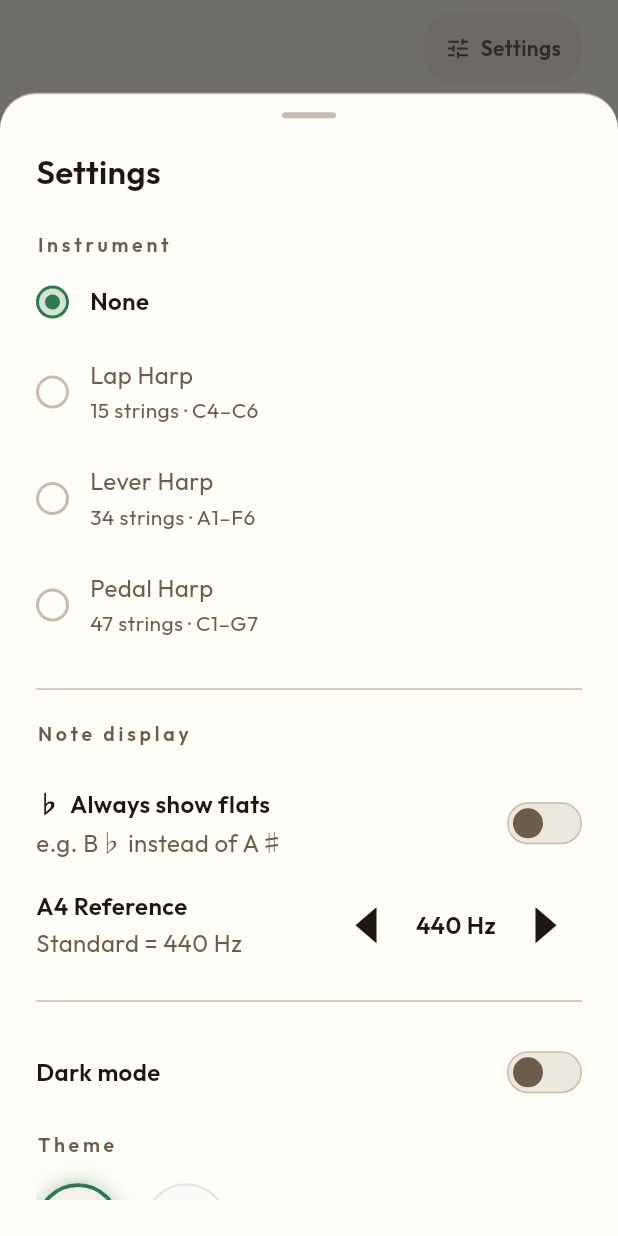
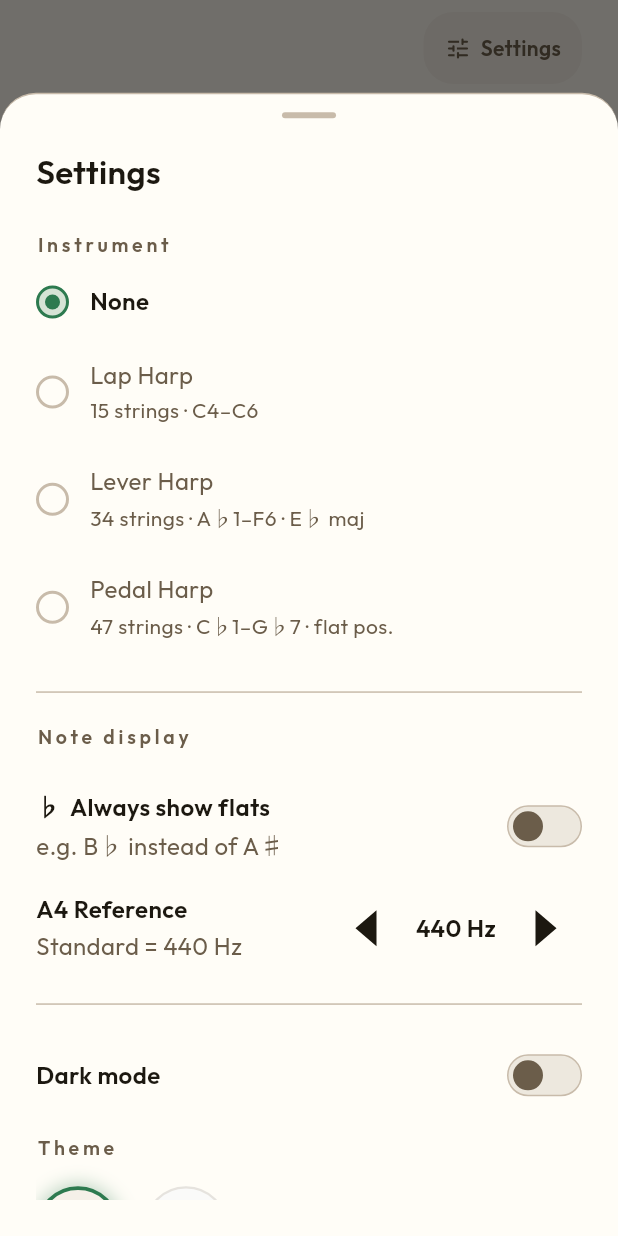
Before and after one commit to elinlin010/harp-tuner, a Flutter app: the screen it shows after launch, after a tap on "Settings", on a phone screen of 412 x 824 dp. Run offline on Flutter 3.47's test engine with Material 3 defaults, Android fonts, the phone set to English and light mode, and no system bars; our stand-ins replace flutter_riverpod, google_fonts, permission_handler, shared_preferences; missing offline and left inert: mic_stream, pitch_detector_dart.

Commit message:
feat: pedal harp C♭-major names, needle stability, and harp string tuning (#6)
* feat: pedal harp C♭-major note names, needle stability, and harp string tuning

- MusicUtils: add _noteNamesPedalHarp (E→F♭, B→C♭) for C♭-major enharmonics;
  pass pedalHarp flag from all frequencyToNoteInfo call sites in TunerNotifier
- TunerGauge: EMA smoothing (α=0.3) + velocity hand-off to SpringSimulation,
  damping raised to 20.0 (ratio ≈0.74) to reduce needle wobble
- Silence handling: stale dimming delayed to _kStaleFrames=15 (~1.4s) to
  prevent flicker when detecting notes in sequence; immediate history clear
  on first silence frame keeps next-note detection fast
- HarpStringModel: semitoneAdjust field; lever harp E♭/A♭/B♭, pedal harp full
  C♭ major flat position; closest string always highlighted (no cent threshold)
- MusicUtils: Unicode ♭/♯ note names; note readout split into letter/acc/octave
- PitchDetectionService: _processing guard prevents concurrent _onAudioChunk
  invocations (crash fix)

Co-Authored-By: Claude Sonnet 4.6 <noreply@anthropic.com>

* fix: correct C♭ octave display in pedal harp note naming

When mapping B♮ (MIDI index 11) to 'C♭' for pedal harp mode, the octave
derived from the B♮ pitch is 1 less than the C♭ octave harpists expect
(e.g. B4 → 'C♭4' but should be 'C♭5' to match the harp string label).
Increment displayOctave by 1 when pedalHarp && noteIndex == 11.
F♭ (index 4) needs no adjustment since E♮ and F♭ share the same octave.

Co-Authored-By: Claude Sonnet 4.6 <noreply@anthropic.com>

---------

Co-authored-by: Claude Sonnet 4.6 <noreply@anthropic.com>

```diff
--- a/lib/data/harp_presets.dart
+++ b/lib/data/harp_presets.dart
@@ -12,6 +12,7 @@ class HarpPresets {
     required NoteName startNote,
     required int endOctave,
     required NoteName endNote,
+    Set<NoteName> flatNotes = const {},
   }) {
     final strings = <HarpStringModel>[];
     int idx = 1;
@@ -19,28 +20,40 @@ class HarpPresets {
       for (final note in _diatonic) {
         if (oct == startOctave && note.semitoneOffset < startNote.semitoneOffset) continue;
         if (oct == endOctave && note.semitoneOffset > endNote.semitoneOffset) continue;
-        strings.add(HarpStringModel(index: idx++, note: note, octave: oct));
+        strings.add(HarpStringModel(
+          index: idx++,
+          note: note,
+          octave: oct,
+          semitoneAdjust: flatNotes.contains(note) ? -1 : 0,
+        ));
       }
     }
     return strings;
   }
 
-  /// Lap harp: 15 strings, C4 – C6
+  /// Lap harp: 15 strings, C4 – C6, standard C major tuning
   static List<HarpStringModel> get lapHarp => _buildRange(
     startOctave: 4, startNote: NoteName.c,
     endOctave: 6,   endNote: NoteName.c,
   );
 
-  /// Lever (Celtic) harp: 34 strings, A1 – F6
+  /// Lever (Celtic) harp: 34 strings, A♭1 – F6, standard E♭ major tuning
+  /// (E♭, A♭, B♭ — the most common factory/default lever harp setup)
   static List<HarpStringModel> get leverHarp => _buildRange(
     startOctave: 1, startNote: NoteName.a,
     endOctave: 6,   endNote: NoteName.f,
+    flatNotes: {NoteName.e, NoteName.a, NoteName.b},
   );
 
-  /// Pedal (concert) harp: 47 strings, C1 – G7
+  /// Pedal (concert) harp: 47 strings, C♭1 – G♭7
+  /// All pedals in flat position (C♭ major) — standard resting/practice tuning
   static List<HarpStringModel> get pedalHarp => _buildRange(
     startOctave: 1, startNote: NoteName.c,
     endOctave: 7,   endNote: NoteName.g,
+    flatNotes: {
+      NoteName.c, NoteName.d, NoteName.e, NoteName.f,
+      NoteName.g, NoteName.a, NoteName.b,
+    },
   );
 
   static List<HarpStringModel> stringsFor(HarpType type) {
--- a/lib/l10n/app_de.arb
+++ b/lib/l10n/app_de.arb
@@ -15,9 +15,9 @@
   "harpTypeLapHarp": "Schoßharfe",
   "harpTypeLapHarpSubtitle": "15 Saiten · C4–C6",
   "harpTypeLeverHarp": "Hakenharfe",
-  "harpTypeLeverHarpSubtitle": "34 Saiten · A1–F6",
+  "harpTypeLeverHarpSubtitle": "34 Saiten · A♭1–F6 · Es-Dur",
   "harpTypePedalHarp": "Pedalharfe",
-  "harpTypePedalHarpSubtitle": "47 Saiten · C1–G7",
+  "harpTypePedalHarpSubtitle": "47 Saiten · C♭1–G♭7 · Flache Lage",
   "settingsDarkModeToggle": "Dunkelmodus",
   "settingsThemeLabel": "Design",
   "settingsLanguageLabel": "Sprache",
--- a/lib/l10n/app_en.arb
+++ b/lib/l10n/app_en.arb
@@ -15,9 +15,9 @@
   "harpTypeLapHarp": "Lap Harp",
   "harpTypeLapHarpSubtitle": "15 strings · C4–C6",
   "harpTypeLeverHarp": "Lever Harp",
-  "harpTypeLeverHarpSubtitle": "34 strings · A1–F6",
+  "harpTypeLeverHarpSubtitle": "34 strings · A♭1–F6 · E♭ maj",
   "harpTypePedalHarp": "Pedal Harp",
-  "harpTypePedalHarpSubtitle": "47 strings · C1–G7",
+  "harpTypePedalHarpSubtitle": "47 strings · C♭1–G♭7 · flat pos.",
   "settingsDarkModeToggle": "Dark mode",
   "settingsThemeLabel": "Theme",
   "settingsLanguageLabel": "Language",
--- a/lib/l10n/app_fr.arb
+++ b/lib/l10n/app_fr.arb
@@ -15,9 +15,9 @@
   "harpTypeLapHarp": "Harpe de voyage",
   "harpTypeLapHarpSubtitle": "15 cordes · C4–C6",
   "harpTypeLeverHarp": "Harpe celtique",
-  "harpTypeLeverHarpSubtitle": "34 cordes · A1–F6",
+  "harpTypeLeverHarpSubtitle": "34 cordes · A♭1–F6 · Mi♭ maj",
   "harpTypePedalHarp": "Harpe à pédales",
-  "harpTypePedalHarpSubtitle": "47 cordes · C1–G7",
+  "harpTypePedalHarpSubtitle": "47 cordes · C♭1–G♭7 · pos. bémols",
   "settingsDarkModeToggle": "Mode sombre",
   "settingsThemeLabel": "Thème",
   "settingsLanguageLabel": "Langue",
--- a/lib/l10n/app_it.arb
+++ b/lib/l10n/app_it.arb
@@ -15,9 +15,9 @@
   "harpTypeLapHarp": "Arpa da grembo",
   "harpTypeLapHarpSubtitle": "15 corde · C4–C6",
   "harpTypeLeverHarp": "Arpa celtica",
-  "harpTypeLeverHarpSubtitle": "34 corde · A1–F6",
+  "harpTypeLeverHarpSubtitle": "34 corde · A♭1–F6 · Mi♭ mag",
   "harpTypePedalHarp": "Arpa a pedali",
-  "harpTypePedalHarpSubtitle": "47 corde · C1–G7",
+  "harpTypePedalHarpSubtitle": "47 corde · C♭1–G♭7 · pos. bemolli",
   "settingsDarkModeToggle": "Modalità scura",
   "settingsThemeLabel": "Tema",
   "settingsLanguageLabel": "Lingua",
--- a/lib/l10n/app_localizations.dart
+++ b/lib/l10n/app_localizations.dart
@@ -198,7 +198,7 @@ abstract class AppLocalizations {
   /// No description provided for @harpTypeLeverHarpSubtitle.
   ///
   /// In en, this message translates to:
-  /// **'34 strings · A1–F6'**
+  /// **'34 strings · A♭1–F6 · E♭ maj'**
   String get harpTypeLeverHarpSubtitle;
 
   /// No description provided for @harpTypePedalHarp.
@@ -210,7 +210,7 @@ abstract class AppLocalizations {
   /// No description provided for @harpTypePedalHarpSubtitle.
   ///
   /// In en, this message translates to:
-  /// **'47 strings · C1–G7'**
+  /// **'47 strings · C♭1–G♭7 · flat pos.'**
   String get harpTypePedalHarpSubtitle;
 
   /// No description provided for @settingsDarkModeToggle.
--- a/lib/l10n/app_localizations_de.dart
+++ b/lib/l10n/app_localizations_de.dart
@@ -54,13 +54,13 @@ class AppLocalizationsDe extends AppLocalizations {
   String get harpTypeLeverHarp => 'Hakenharfe';
 
   @override
-  String get harpTypeLeverHarpSubtitle => '34 Saiten · A1–F6';
+  String get harpTypeLeverHarpSubtitle => '34 Saiten · A♭1–F6 · Es-Dur';
 
   @override
   String get harpTypePedalHarp => 'Pedalharfe';
 
   @override
-  String get harpTypePedalHarpSubtitle => '47 Saiten · C1–G7';
+  String get harpTypePedalHarpSubtitle => '47 Saiten · C♭1–G♭7 · Flache Lage';
 
   @override
   String get settingsDarkModeToggle => 'Dunkelmodus';
--- a/lib/l10n/app_localizations_en.dart
+++ b/lib/l10n/app_localizations_en.dart
@@ -54,13 +54,13 @@ class AppLocalizationsEn extends AppLocalizations {
   String get harpTypeLeverHarp => 'Lever Harp';
 
   @override
-  String get harpTypeLeverHarpSubtitle => '34 strings · A1–F6';
+  String get harpTypeLeverHarpSubtitle => '34 strings · A♭1–F6 · E♭ maj';
 
   @override
   String get harpTypePedalHarp => 'Pedal Harp';
 
   @override
-  String get harpTypePedalHarpSubtitle => '47 strings · C1–G7';
+  String get harpTypePedalHarpSubtitle => '47 strings · C♭1–G♭7 · flat pos.';
 
   @override
   String get settingsDarkModeToggle => 'Dark mode';
--- a/lib/l10n/app_localizations_fr.dart
+++ b/lib/l10n/app_localizations_fr.dart
@@ -54,13 +54,13 @@ class AppLocalizationsFr extends AppLocalizations {
   String get harpTypeLeverHarp => 'Harpe celtique';
 
   @override
-  String get harpTypeLeverHarpSubtitle => '34 cordes · A1–F6';
+  String get harpTypeLeverHarpSubtitle => '34 cordes · A♭1–F6 · Mi♭ maj';
 
   @override
   String get harpTypePedalHarp => 'Harpe à pédales';
 
   @override
-  String get harpTypePedalHarpSubtitle => '47 cordes · C1–G7';
+  String get harpTypePedalHarpSubtitle => '47 cordes · C♭1–G♭7 · pos. bémols';
 
   @override
   String get settingsDarkModeToggle => 'Mode sombre';
--- a/lib/l10n/app_localizations_it.dart
+++ b/lib/l10n/app_localizations_it.dart
@@ -54,13 +54,13 @@ class AppLocalizationsIt extends AppLocalizations {
   String get harpTypeLeverHarp => 'Arpa celtica';
 
   @override
-  String get harpTypeLeverHarpSubtitle => '34 corde · A1–F6';
+  String get harpTypeLeverHarpSubtitle => '34 corde · A♭1–F6 · Mi♭ mag';
 
   @override
   String get harpTypePedalHarp => 'Arpa a pedali';
 
   @override
-  String get harpTypePedalHarpSubtitle => '47 corde · C1–G7';
+  String get harpTypePedalHarpSubtitle => '47 corde · C♭1–G♭7 · pos. bemolli';
 
   @override
   String get settingsDarkModeToggle => 'Modalità scura';
--- a/lib/l10n/app_zh.arb
+++ b/lib/l10n/app_zh.arb
@@ -15,9 +15,9 @@
   "harpTypeLapHarp": "膝琴",
   "harpTypeLapHarpSubtitle": "15 弦 · C4–C6",
   "harpTypeLeverHarp": "槓桿豎琴",
-  "harpTypeLeverHarpSubtitle": "34 弦 · A1–F6",
+  "harpTypeLeverHarpSubtitle": "34 弦 · A♭1–F6 · 降E大調",
   "harpTypePedalHarp": "踏板豎琴",
-  "harpTypePedalHarpSubtitle": "47 弦 · C1–G7",
+  "harpTypePedalHarpSubtitle": "47 弦 · C♭1–G♭7 · 降音位",
   "settingsDarkModeToggle": "深色模式",
   "settingsThemeLabel": "主題",
   "settingsLanguageLabel": "語言",
--- a/lib/l10n/app_zh_TW.arb
+++ b/lib/l10n/app_zh_TW.arb
@@ -15,9 +15,9 @@
   "harpTypeLapHarp": "膝琴",
   "harpTypeLapHarpSubtitle": "15 弦 · C4–C6",
   "harpTypeLeverHarp": "槓桿豎琴",
-  "harpTypeLeverHarpSubtitle": "34 弦 · A1–F6",
+  "harpTypeLeverHarpSubtitle": "34 弦 · A♭1–F6 · 降E大調",
   "harpTypePedalHarp": "踏板豎琴",
-  "harpTypePedalHarpSubtitle": "47 弦 · C1–G7",
+  "harpTypePedalHarpSubtitle": "47 弦 · C♭1–G♭7 · 降音位",
   "settingsDarkModeToggle": "深色模式",
   "settingsThemeLabel": "主題",
   "settingsLanguageLabel": "語言",
--- a/lib/models/harp_string_model.dart
+++ b/lib/models/harp_string_model.dart
@@ -32,17 +32,23 @@ class HarpStringModel {
   final int index; // 1-based, 1 = lowest
   final NoteName note;
   final int octave;
+  /// -1 = flat (e.g. B♭), 0 = natural, +1 = sharp
+  final int semitoneAdjust;
 
   const HarpStringModel({
     required this.index,
     required this.note,
     required this.octave,
+    this.semitoneAdjust = 0,
   });
 
-  String get label => '${note.label}$octave';
+  String get label {
+    final acc = semitoneAdjust == -1 ? '♭' : semitoneAdjust == 1 ? '♯' : '';
+    return '${note.label}$acc$octave';
+  }
 
-  /// MIDI note number (C4 = 60)
-  int get midiNote => 12 * (octave + 1) + note.semitoneOffset;
+  /// MIDI note number (C4 = 60), adjusted for accidental.
+  int get midiNote => 12 * (octave + 1) + note.semitoneOffset + semitoneAdjust;
 
   /// Frequency in Hz using standard A4 = 440 Hz.
   double get frequency => 440.0 * pow(2.0, (midiNote - 69) / 12.0);
@@ -52,8 +58,11 @@ class HarpStringModel {
 
   @override
   bool operator ==(Object other) =>
-      other is HarpStringModel && other.note == note && other.octave == octave;
+      other is HarpStringModel &&
+      other.note == note &&
+      other.octave == octave &&
+      other.semitoneAdjust == semitoneAdjust;
 
   @override
-  int get hashCode => Object.hash(note, octave);
+  int get hashCode => Object.hash(note, octave, semitoneAdjust);
 }
--- a/lib/screens/tuner_screen.dart
+++ b/lib/screens/tuner_screen.dart
@@ -56,9 +56,9 @@ class _TunerScreenState extends ConsumerState<TunerScreen>
 
   HarpStringModel? _closestString(
       List<HarpStringModel> strings, double? hz, int a4Hz) {
-    if (hz == null) return null;
+    if (hz == null || strings.isEmpty) return null;
     HarpStringModel? best;
-    double bestCents = 50.0;
+    double bestCents = double.infinity;
     for (final s in strings) {
       final diff =
           (1200 * log(hz / s.frequencyAt(a4Hz.toDouble())) / ln2).abs();
@@ -138,6 +138,7 @@ class _TunerScreenState extends ConsumerState<TunerScreen>
                   cents: tuner.cents,
                   noteName: noteName,
                   isListening: tuner.isListening,
+                  isStale: tuner.isStale,
                   theme: theme,
                 ),
               ),
@@ -147,6 +148,7 @@ class _TunerScreenState extends ConsumerState<TunerScreen>
               PitchLightIndicator(
                 cents: tuner.cents,
                 isListening: tuner.isListening,
+                isStale: tuner.isStale,
                 theme: theme,
               ),
               const SizedBox(height: 16),
--- a/lib/widgets/pitch_light_indicator.dart
+++ b/lib/widgets/pitch_light_indicator.dart
@@ -5,12 +5,14 @@ import '../theme/app_theme.dart';
 class PitchLightIndicator extends StatelessWidget {
   final double? cents;
   final bool isListening;
+  final bool isStale;
   final TunerThemeData theme;
 
   const PitchLightIndicator({
     super.key,
     required this.cents,
     required this.isListening,
+    this.isStale = false,
     required this.theme,
   });
 
@@ -26,8 +28,15 @@ class PitchLightIndicator extends StatelessWidget {
 
     final l10n = AppLocalizations.of(context)!;
 
+    final staleDur = MediaQuery.disableAnimationsOf(context)
+        ? Duration.zero
+        : const Duration(milliseconds: 300);
+
     // No surrounding panel — lights float directly on the page background.
-    return Row(
+    return AnimatedOpacity(
+      opacity: isStale ? 0.35 : 1.0,
+      duration: staleDur,
+      child: Row(
       children: [
         Expanded(child: _Bulb(
           label: l10n.pitchLightFlatLabel,
@@ -60,7 +69,8 @@ class PitchLightIndicator extends StatelessWidget {
           animDuration: animDuration,
         )),
       ],
-    );
+      ), // Row
+    ); // AnimatedOpacity
   }
 }
 
--- a/lib/widgets/tuner_gauge.dart
+++ b/lib/widgets/tuner_gauge.dart
@@ -8,6 +8,7 @@ class TunerGauge extends StatefulWidget {
   final double? cents;
   final String? noteName;
   final bool isListening;
+  final bool isStale;
   final TunerThemeData theme;
 
   const TunerGauge({
@@ -15,6 +16,7 @@ class TunerGauge extends StatefulWidget {
     this.cents,
     this.noteName,
     required this.isListening,
+    this.isStale = false,
     required this.theme,
   });
 
@@ -30,8 +32,17 @@ class _TunerGaugeState extends State<TunerGauge>
   static const _spring = SpringDescription(
     mass: 1.0,
     stiffness: 180.0,
-    damping: 14.0,
+    damping: 20.0,  // ratio ≈ 0.74 — near-critically damped, minimal overshoot
   );
+
+  // EMA smoothing for the spring target — reduces micro-wobble from noisy pitch
+  static const _kSmoothAlpha = 0.3; // 0 = frozen, 1 = no smoothing
+  double? _smoothedTarget;
+
+  // Velocity tracking for smooth spring hand-offs (no abrupt momentum reset)
+  double _needleVelocity = 0.0;
+  double _prevNeedleValue = 0.0;
+  double _prevListenTime  = 0.0;
 
   @override
   void initState() {
@@ -48,7 +59,16 @@ class _TunerGaugeState extends State<TunerGauge>
       upperBound: 100.0,
       value: 0.0,
     );
-    _needleCtrl.addListener(() => setState(() {}));
+    _needleCtrl.addListener(() {
+      final now = DateTime.now().microsecondsSinceEpoch / 1e6;
+      final dt  = now - _prevListenTime;
+      if (dt > 0.001 && dt < 0.2) {
+        _needleVelocity = (_needleCtrl.value - _prevNeedleValue) / dt;
+      }
+      _prevNeedleValue = _needleCtrl.value;
+      _prevListenTime  = now;
+      setState(() {});
+    });
   }
 
   @override
@@ -81,14 +101,19 @@ class _TunerGaugeState extends State<TunerGauge>
 
     if (widget.cents != old.cents) {
       if (widget.cents != null) {
-        final target = widget.cents!.clamp(-50.0, 50.0);
+        final raw = widget.cents!.clamp(-50.0, 50.0);
+        // EMA smoothing: dampens micro-wobble from noisy pitch input
+        _smoothedTarget = (_smoothedTarget == null)
+            ? raw
+            : _kSmoothAlpha * raw + (1 - _kSmoothAlpha) * _smoothedTarget!;
         _needleCtrl.animateWith(
-          SpringSimulation(_spring, _needleCtrl.value, target, 0.0),
+          SpringSimulation(_spring, _needleCtrl.value, _smoothedTarget!, _needleVelocity),
         );
       } else {
         // clearPitch fired (stop button) — spring needle back to center
+        _smoothedTarget = null;
         _needleCtrl.animateWith(
-          SpringSimulation(_spring, _needleCtrl.value, 0.0, 0.0),
+          SpringSimulation(_spring, _needleCtrl.value, 0.0, _needleVelocity),
         );
       }
     }
@@ -116,7 +141,14 @@ class _TunerGaugeState extends State<TunerGauge>
     // Show needle whenever signal present OR it's still animating back
     final showNeedle = hasSignal || needlePos.abs() > 1.0;
 
-    return LayoutBuilder(
+    final animDur = MediaQuery.disableAnimationsOf(context)
+        ? Duration.zero
+        : const Duration(milliseconds: 300);
+
+    return AnimatedOpacity(
+      opacity: widget.isStale ? 0.40 : 1.0,
+      duration: animDur,
+      child: LayoutBuilder(
       builder: (ctx, constraints) {
         final maxH = constraints.maxHeight;
         final maxW = constraints.maxWidth;
@@ -212,7 +244,8 @@ class _TunerGaugeState extends State<TunerGauge>
             ],
         );
       },
-    );
+    ),  // LayoutBuilder
+    );  // AnimatedOpacity
   }
 }
 
@@ -437,13 +470,43 @@ class _SignalReadout extends StatelessWidget {
     final centsStr =
         cents >= 0 ? '+${cents.toStringAsFixed(1)}' : cents.toStringAsFixed(1);
 
+    // Parse e.g. "B♭4" → letter "B", accidental "♭", octave "4"
+    final match = RegExp(r'^([A-G])(♭|♯)?(\d+)?$').firstMatch(noteName);
+    final noteLetter = match?.group(1) ?? noteName;
+    final noteAcc    = match?.group(2) ?? '';
+    final noteOctave = match?.group(3) ?? '';
+
     return Column(
       mainAxisSize: MainAxisSize.min,
       children: [
-        Text(
-          noteName,
-          style: theme.sans(100, weight: FontWeight.w400).copyWith(height: 1),
-          textAlign: TextAlign.center,
+        Row(
+          mainAxisSize: MainAxisSize.min,
+          crossAxisAlignment: CrossAxisAlignment.start,
+          children: [
+            Text(
+              noteLetter,
+              style: theme.sans(100, weight: FontWeight.w400).copyWith(height: 1),
+            ),
+            Padding(
+              padding: const EdgeInsets.only(top: 8),
+              child: Column(
+                mainAxisSize: MainAxisSize.min,
+                crossAxisAlignment: CrossAxisAlignment.start,
+                children: [
+                  if (noteAcc.isNotEmpty)
+                    Text(
+                      noteAcc,
+                      style: theme.sans(42, weight: FontWeight.w400).copyWith(height: 1),
+                    ),
+                  if (noteOctave.isNotEmpty)
+                    Text(
+                      noteOctave,
+                      style: theme.sans(30, weight: FontWeight.w300, color: theme.textSecondary).copyWith(height: 1),
+                    ),
+                ],
+              ),
+            ),
+          ],
         ),
         const SizedBox(height: 8),
         Text(
```
Also changed, not shown: lib/l10n/app_localizations_zh.dart (+4 -4 lines), lib/providers/tuner_provider.dart (+32 -10 lines), lib/services/pitch_detection_service.dart (+13 -3 lines), lib/utils/music_utils.dart (+16 -6 lines).
